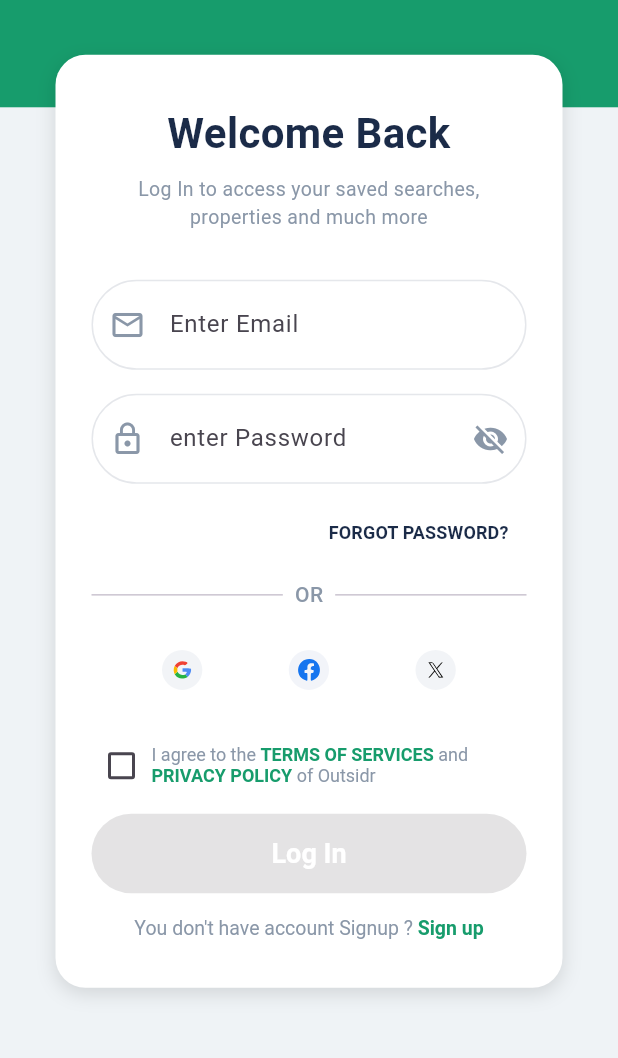
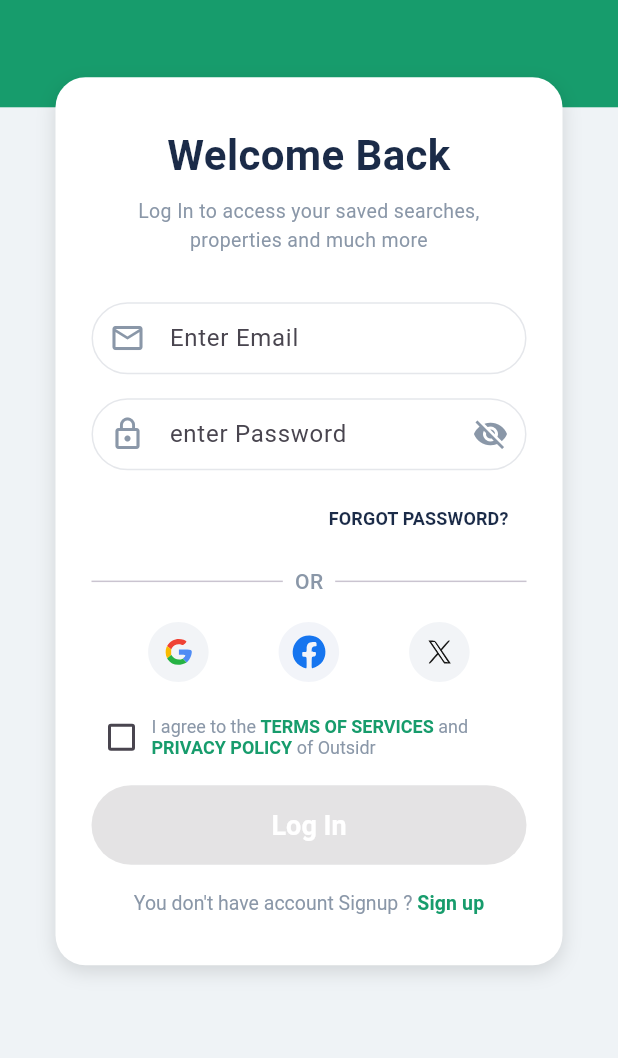
Before and after one commit to healer-1205/estateiq-app, a Flutter app: the screen it shows after launch, after a tap on "Sign In", on a phone screen of 412 x 824 dp, the part 177-1235 px from its top. Run offline on Flutter 3.47's test engine with Material 3 defaults, Android fonts, the phone set to English and light mode, and no system bars; our stand-ins replace dio, flutter_dotenv, flutter_svg, font_awesome_flutter, shared_preferences; project files that could hold a hidden picture were left out.

Commit message:
fix: adjust padding in SignInScreen and update navigation to SignUpScreen

```diff
--- a/lib/presentation/screens/auth/signin_screen.dart
+++ b/lib/presentation/screens/auth/signin_screen.dart
@@ -1,3 +1,4 @@
+import 'package:estate_iq/presentation/screens/auth/signup_screen.dart';
 import 'package:flutter/material.dart';
 import 'package:flutter_svg/flutter_svg.dart';
 
@@ -148,7 +149,7 @@ class _SignInScreenState extends State<SignInScreen> {
             hintText: 'Enter Email',
             filled: true,
             fillColor: Colors.white,
-            contentPadding: const EdgeInsets.symmetric(vertical: 18),
+            contentPadding: const EdgeInsets.symmetric(vertical: 12),
             border: OutlineInputBorder(
               borderRadius: BorderRadius.circular(30),
               borderSide: const BorderSide(color: Color(0xFFE5E7EB)),
@@ -178,7 +179,7 @@ class _SignInScreenState extends State<SignInScreen> {
             hintText: 'enter Password',
             filled: true,
             fillColor: Colors.white,
-            contentPadding: const EdgeInsets.symmetric(vertical: 18),
+            contentPadding: const EdgeInsets.symmetric(vertical: 12),
             border: OutlineInputBorder(
               borderRadius: BorderRadius.circular(30),
               borderSide: const BorderSide(color: Color(0xFFE5E7EB)),
@@ -233,7 +234,7 @@ class _SignInScreenState extends State<SignInScreen> {
             Expanded(child: Divider()),
           ],
         ),
-        const SizedBox(height: 16),
+        const SizedBox(height: 8),
         // Social Buttons
         Row(
           mainAxisAlignment: MainAxisAlignment.spaceEvenly,
@@ -252,7 +253,7 @@ class _SignInScreenState extends State<SignInScreen> {
             ),
           ],
         ),
-        const SizedBox(height: 20),
+        const SizedBox(height: 8),
         Row(
           children: [
             Checkbox(
@@ -320,13 +321,31 @@ class _SignInScreenState extends State<SignInScreen> {
               style: const TextStyle(color: Color(0xFF8A97A8), fontSize: 13),
               children: [
                 const TextSpan(text: "You don't have account Signup ? "),
-                TextSpan(
-                  text: 'Sign up',
-                  style: const TextStyle(
-                    color: Color(0xFF179C6C),
-                    fontWeight: FontWeight.bold,
+                WidgetSpan(
+                  alignment: PlaceholderAlignment.middle,
+                  child: TextButton(
+                    onPressed: () {
+                      // Navigate to Sign Up Screen
+                      // Navigate to Sign In Screen
+                      Navigator.push(
+                        context,
+                        MaterialPageRoute(builder: (context) => SignUpScreen()),
+                      );
+                    },
+                    style: TextButton.styleFrom(
+                      padding: EdgeInsets.zero,
+                      minimumSize: Size(0, 0),
+                      tapTargetSize: MaterialTapTargetSize.shrinkWrap,
+                    ),
+                    child: const Text(
+                      'Sign up',
+                      style: TextStyle(
+                        color: Color(0xFF179C6C),
+                        fontWeight: FontWeight.bold,
+                        fontSize: 13,
+                      ),
+                    ),
                   ),
-                  // recognizer: TapGestureRecognizer()..onTap = () {}, // Add navigation if needed
                 ),
               ],
             ),
@@ -352,7 +371,7 @@ class _SocialSvgIconButton extends StatelessWidget {
       ),
       child: IconButton(
         onPressed: onTap,
-        icon: SvgPicture.asset(assetPath, width: 28, height: 28),
+        icon: SvgPicture.asset(assetPath, width: 42, height: 42),
         splashRadius: 28,
       ),
     );
--- a/lib/presentation/screens/auth/signup_screen.dart
+++ b/lib/presentation/screens/auth/signup_screen.dart
@@ -241,7 +241,7 @@ class _SignUpScreenState extends State<SignUpScreen> {
                 TextButton(
                   onPressed: () {
                     // Navigate to Sign In Screen
-                    Navigator.pushReplacement(
+                    Navigator.push(
                       context,
                       MaterialPageRoute(builder: (context) => SignInScreen()),
                     );
```
